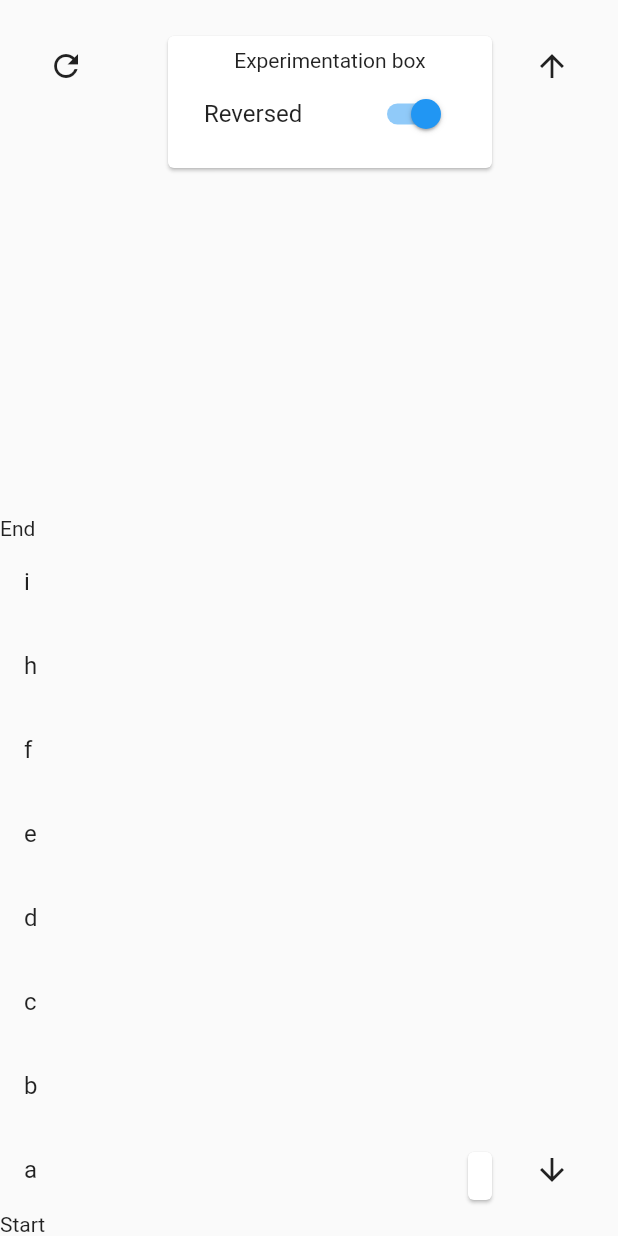
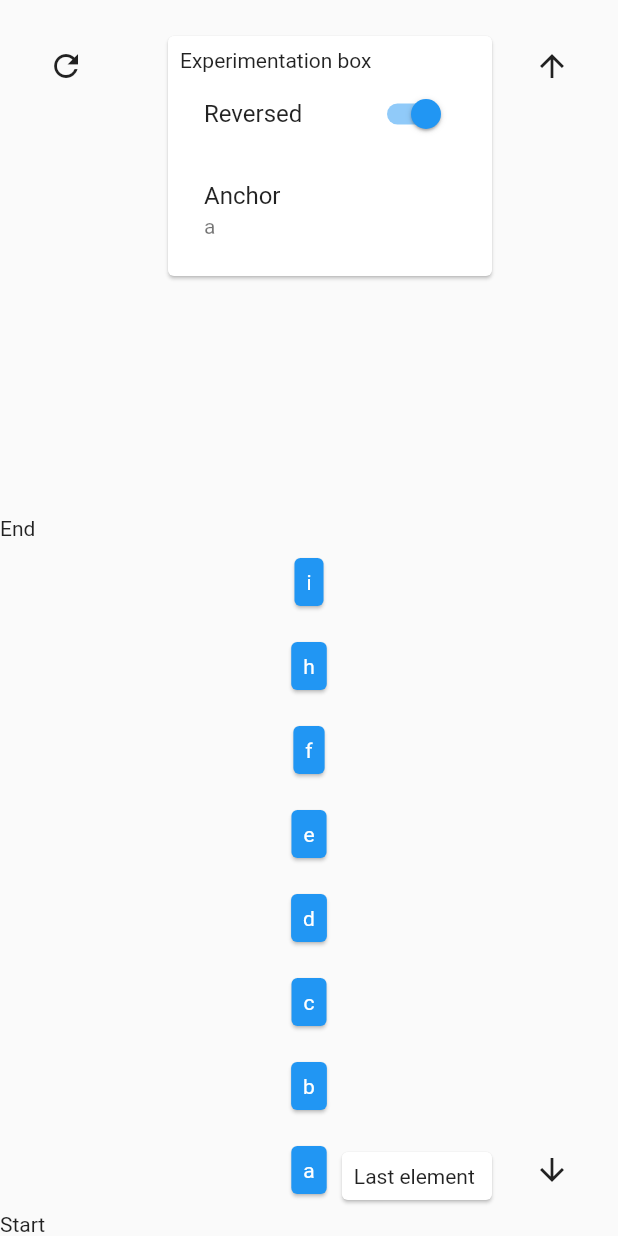
Before and after one commit to famedly/flutter-infinite-list, a Flutter app: the screen it shows after launch, on a phone screen of 412 x 824 dp. Run offline on Flutter 3.47's test engine with Material 2 defaults, Android fonts, the phone set to English and light mode, and no system bars; drawn by our look-alikes of scroll_to_index.

Commit message:
feat: example: display anchors

```diff
--- a/example/lib/main.dart
+++ b/example/lib/main.dart
@@ -90,12 +90,22 @@ class _HomePageState extends State<HomePage> {
                 case ItemPositions.start:
                   return const Text("Start");
                 case ItemPositions.item:
-                  return ListTile(
-                      onTap: () {
-                        infiniteController.setCenterEvent(events[index]);
-                        setState(() {});
-                      },
-                      title: Text(events[index]));
+                  return MaterialButton(
+                    onPressed: () {
+                      infiniteController.setCenterEvent(events[index]);
+                      setState(() {});
+                    },
+                    child: Padding(
+                      padding: const EdgeInsets.all(8.0),
+                      child: Card(
+                          color: Colors.blue,
+                          child: Padding(
+                            padding: const EdgeInsets.all(8.0),
+                            child: Text(events[index],
+                                style: const TextStyle(color: Colors.white)),
+                          )),
+                    ),
+                  );
 
                 case ItemPositions.end:
                   return const Text("End");
@@ -134,7 +144,7 @@ class _HomePageState extends State<HomePage> {
             child: Card(
                 child: Padding(
               padding: const EdgeInsets.all(8.0),
-              child: Text(lastElement ?? ''),
+              child: Text("Last element ${lastElement ?? ''}", maxLines: 1),
             ))),
         Positioned(
             right: 80,
@@ -145,6 +155,7 @@ class _HomePageState extends State<HomePage> {
               child: SizedBox(
                 width: 200,
                 child: Column(
+                  crossAxisAlignment: CrossAxisAlignment.start,
                   children: [
                     const Text("Experimentation box"),
                     SwitchListTile(
@@ -152,7 +163,11 @@ class _HomePageState extends State<HomePage> {
                         onChanged: (value) => setState(() {
                               reversed = value;
                             }),
-                        title: const Text("Reversed"))
+                        title: const Text("Reversed")),
+                    ListTile(
+                      title: const Text("Anchor"),
+                      subtitle: Text(infiniteController.centerEventId ?? ''),
+                    )
                   ],
                 ),
               ),
```
